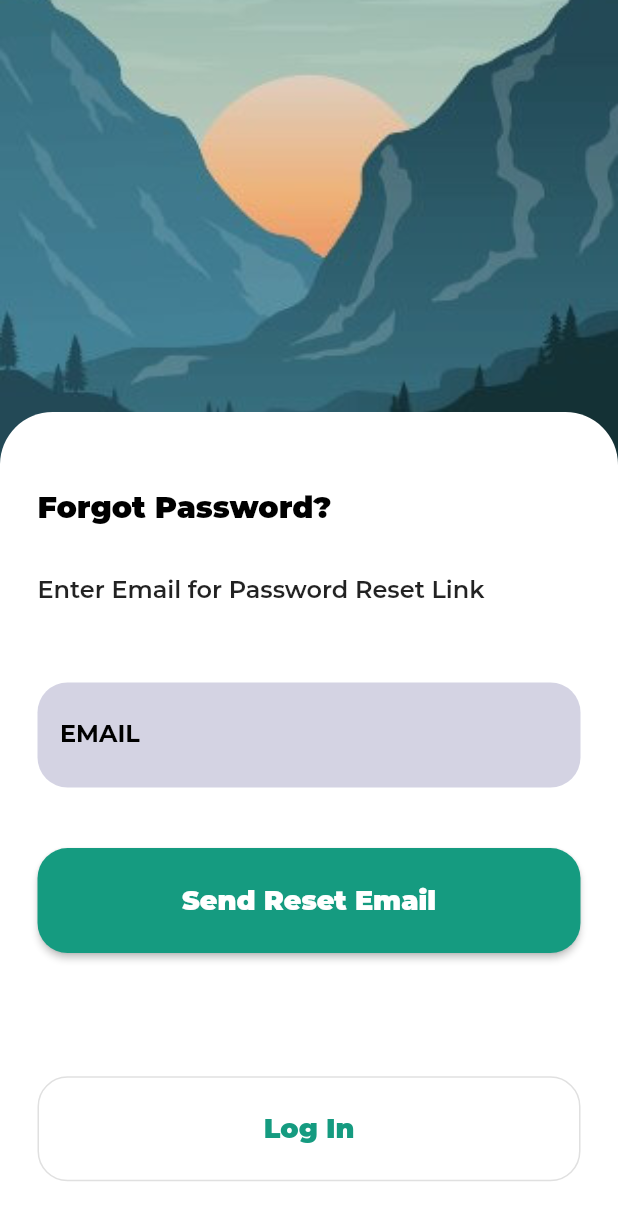
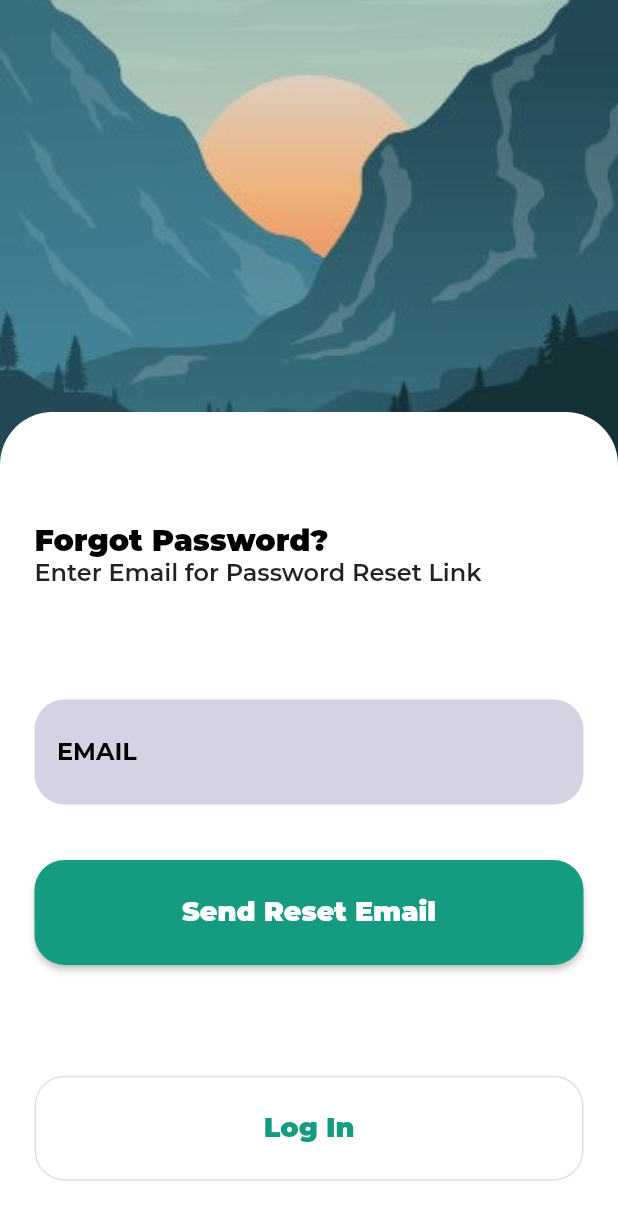
Before and after one commit to amaan-0331/project_hp, a Flutter app: the AuthScreen screen opened directly, after a tap on "Log In", after a tap on "Forgot Password?", on a phone screen of 412 x 824 dp. Shown: the top 1220 px of the screen. Run offline on Flutter 3.47's test engine with Material 2 defaults, Android fonts, the phone set to English and light mode, and no system bars; our stand-ins replace cloud_firestore, firebase_auth, firebase_core, flutter_spinkit, logger, shared_preferences; accounts and stored records are empty; project files that could hold a hidden picture were left out.

Commit message:
feat(multi) Minor Changes

```diff
--- a/lib/screens/auth_screen/auth_screen.dart
+++ b/lib/screens/auth_screen/auth_screen.dart
@@ -22,10 +22,6 @@ class _AuthScreenState extends State<AuthScreen> {
     var size = MediaQuery.of(context).size;
 
     return Scaffold(
-      // floatingActionButton: ElevatedButton(
-      //     child: Icon(Icons.dangerous),
-      //     onPressed: () => NavigatorFuncs.navigateToNoBack(
-      //         context, AuthScreen(userSelection: Screens.signUpScreen))),
       body: SingleChildScrollView(
         child: Stack(
           children: [
@@ -66,7 +62,7 @@ class _AuthFieldsState extends State<AuthFields> {
               : widget.size.height / 3,
         ),
         Container(
-          padding: EdgeInsets.symmetric(horizontal: 25),
+          padding: EdgeInsets.symmetric(horizontal: 23),
           width: widget.size.width,
           height: (nextScreen == Screens.signUpScreen)
               ? widget.size.height * 3 / 4
--- a/lib/screens/auth_screen/forgot_password_content.dart
+++ b/lib/screens/auth_screen/forgot_password_content.dart
@@ -32,19 +32,12 @@ class _ForgotPasswordContentState extends State<ForgotPasswordContent> {
             crossAxisAlignment: CrossAxisAlignment.start,
             mainAxisAlignment: MainAxisAlignment.spaceEvenly,
             children: [
-              SizedBox(
-                height: 30,
-              ),
+              Spacer(flex: 2),
               Text('Forgot Password?',
                   style: Theme.of(context).textTheme.headline1),
-              SizedBox(
-                height: 12,
-              ),
               Text('Enter Email for Password Reset Link',
                   style: Theme.of(context).textTheme.subtitle1),
-              SizedBox(
-                height: 30,
-              ),
+              Spacer(flex: 2),
               TextInput(
                 lblText: 'Email',
                 inputController: value.getEmailController,
@@ -52,9 +45,7 @@ class _ForgotPasswordContentState extends State<ForgotPasswordContent> {
                 hintText: 'someone@somewhere.com',
                 validatorFunc: emailValidator(),
               ),
-              SizedBox(
-                height: 19,
-              ),
+              Spacer(),
               value.getLoading
                   ? UtilFuncs.loader
                   : MainButton(
@@ -63,21 +54,14 @@ class _ForgotPasswordContentState extends State<ForgotPasswordContent> {
                       btnText: 'Send Reset Email',
                       btnFunc: () => value.startForgotPasswordProcess(context),
                     ),
-              SizedBox(
-                height: 25,
-              ),
-              SizedBox(
-                height: 25,
-              ),
+              Spacer(flex: 2),
               SecondaryButton(
                   tagName: 'logInBtn',
                   size: widget.size,
                   btnText: 'Log In',
                   btnFunc: () => NavigatorFuncs.navigateToNoBack(
                       context, AuthScreen(userSelection: Screens.logInScreen))),
-              SizedBox(
-                height: 15,
-              ),
+              Spacer(),
             ],
           ),
         );
--- a/lib/screens/auth_screen/login_screen_content.dart
+++ b/lib/screens/auth_screen/login_screen_content.dart
@@ -34,9 +34,7 @@ class _LogInScreenContentState extends State<LogInScreenContent> {
             crossAxisAlignment: CrossAxisAlignment.start,
             mainAxisAlignment: MainAxisAlignment.spaceEvenly,
             children: [
-              SizedBox(
-                height: 15,
-              ),
+              Spacer(flex: 2),
               Text(
                 'Hey Tourist!',
                 style: Theme.of(context).textTheme.headline1,
@@ -45,9 +43,7 @@ class _LogInScreenContentState extends State<LogInScreenContent> {
                 'Signin to Continue',
                 style: Theme.of(context).textTheme.subtitle1,
               ),
-              SizedBox(
-                height: 15,
-              ),
+              Spacer(flex: 2),
               TextInput(
                 lblText: 'Email',
                 inputController: value.getEmailController,
@@ -55,12 +51,14 @@ class _LogInScreenContentState extends State<LogInScreenContent> {
                 hintText: 'someone@somewhere.com',
                 validatorFunc: emailValidator(),
               ),
+              Spacer(),
               TextInput(
                 lblText: 'Password',
                 inputController: value.getPasswordController,
                 obscure: true,
                 validatorFunc: passwordValidator(),
               ),
+              Spacer(),
               value.getLoading
                   ? UtilFuncs.loader
                   : MainButton(
@@ -69,6 +67,7 @@ class _LogInScreenContentState extends State<LogInScreenContent> {
                       btnWidth: widget.size.width,
                       btnFunc: () => value.startLoginProcess(context),
                     ),
+              Spacer(),
               TextOnlyButton(
                 tagName: 'forgotPasswordBtn',
                 btnFunc: () {
@@ -78,15 +77,14 @@ class _LogInScreenContentState extends State<LogInScreenContent> {
                 },
                 btnText: 'Forgot Password?',
               ),
+              Spacer(),
               SecondaryButton(
                   tagName: 'signUpBtn',
                   size: widget.size,
                   btnText: 'Sign Up',
                   btnFunc: () => NavigatorFuncs.navigateToNoBack(context,
                       AuthScreen(userSelection: Screens.signUpScreen))),
-              SizedBox(
-                height: 5,
-              ),
+              Spacer()
             ],
           ),
         );
--- a/lib/utils/constants.dart
+++ b/lib/utils/constants.dart
@@ -3,3 +3,5 @@ enum Screens {
   signUpScreen,
   forgotPasswordScreen,
 }
+
+const double kDefaultPadding = 10;
--- a/lib/utils/functions.dart
+++ b/lib/utils/functions.dart
@@ -10,10 +10,12 @@ class UtilFuncs {
 }
 
 class NavigatorFuncs {
+  //Function to Navigate with push
   static void navigateTo(BuildContext context, Widget screen) {
     Navigator.push(context, MaterialPageRoute(builder: (context) => screen));
   }
 
+  //Function to Navigate with pushAndRemoveUntil
   static void navigateToNoBack(BuildContext context, Widget screen) {
     Navigator.pushAndRemoveUntil(context,
         MaterialPageRoute(builder: (context) => screen), (route) => false);
@@ -22,6 +24,7 @@ class NavigatorFuncs {
 
 //class with Dialog Functions
 class DialogFuncs {
+  //Snack message function
   static ScaffoldFeatureController<SnackBar, SnackBarClosedReason> snackMsg(
       BuildContext context, String message) {
     return ScaffoldMessenger.of(context).showSnackBar(
@@ -29,6 +32,7 @@ class DialogFuncs {
     );
   }
 
+  //Alert Dialog Function
   static Future<String?> alertDialog(
     BuildContext context,
     String title,
--- a/lib/utils/theme.dart
+++ b/lib/utils/theme.dart
@@ -8,8 +8,6 @@ final ThemeData mainTheme = ThemeData(
   //Elevated Button Theme Data
   elevatedButtonTheme: ElevatedButtonThemeData(
     style: ElevatedButton.styleFrom(
-      textStyle: TextStyle(
-          fontFamily: 'Montserrat', fontWeight: FontWeight.w800, fontSize: 18),
       primary: Color(0xff159B80),
       shape: RoundedRectangleBorder(
         borderRadius: BorderRadius.circular(20.0),
@@ -20,8 +18,6 @@ final ThemeData mainTheme = ThemeData(
   //Outlined Button Theme data
   outlinedButtonTheme: OutlinedButtonThemeData(
       style: OutlinedButton.styleFrom(
-    textStyle: TextStyle(
-        fontFamily: 'Montserrat', fontWeight: FontWeight.w800, fontSize: 18),
     primary: Color(0xff159B80),
     shape: RoundedRectangleBorder(
       borderRadius: BorderRadius.circular(20.0),
@@ -33,8 +29,6 @@ final ThemeData mainTheme = ThemeData(
     style: TextButton.styleFrom(
       primary: Colors.grey,
       padding: EdgeInsets.all(5),
-      textStyle: TextStyle(
-          fontFamily: 'Montserrat', fontWeight: FontWeight.w600, fontSize: 16),
     ),
   ),
 
@@ -47,6 +41,7 @@ final ThemeData mainTheme = ThemeData(
     headline3: TextStyle(fontSize: 14),
     subtitle1: TextStyle(fontWeight: FontWeight.w600, fontSize: 16),
     caption: TextStyle(fontWeight: FontWeight.w600, fontSize: 16),
+    button: TextStyle(fontWeight: FontWeight.w800, fontSize: 18),
   ),
 
   //Text Input decoration theme
--- a/lib/utils/validator.dart
+++ b/lib/utils/validator.dart
@@ -1,3 +1,4 @@
+//Validator for Emails
 String? Function(String?)? emailValidator() {
   return (value) {
     bool nicIsValid =
@@ -10,6 +11,7 @@ String? Function(String?)? emailValidator() {
   };
 }
 
+//Validator for password
 String? Function(String?)? passwordValidator() {
   return (value) {
     bool nicIsValid =
```
Also changed, not shown: lib/screens/auth_screen/signup_screen_content.dart (+9 -26 lines), lib/screens/auth_screen/welcome_screen.dart (+5 -17 lines).
